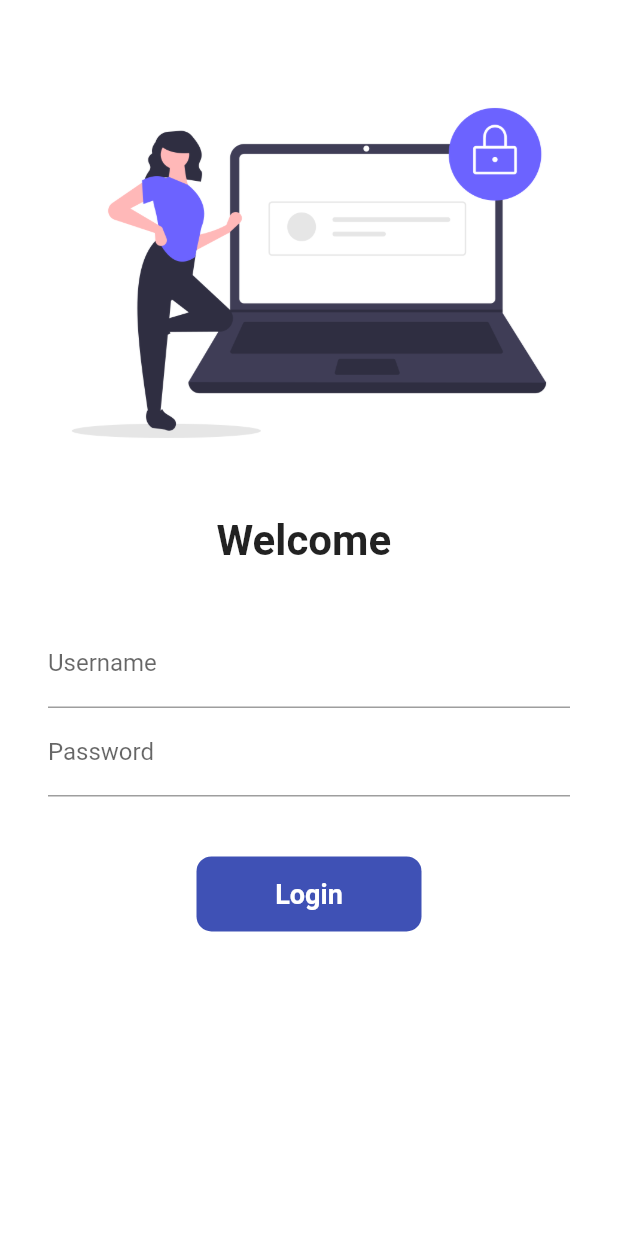
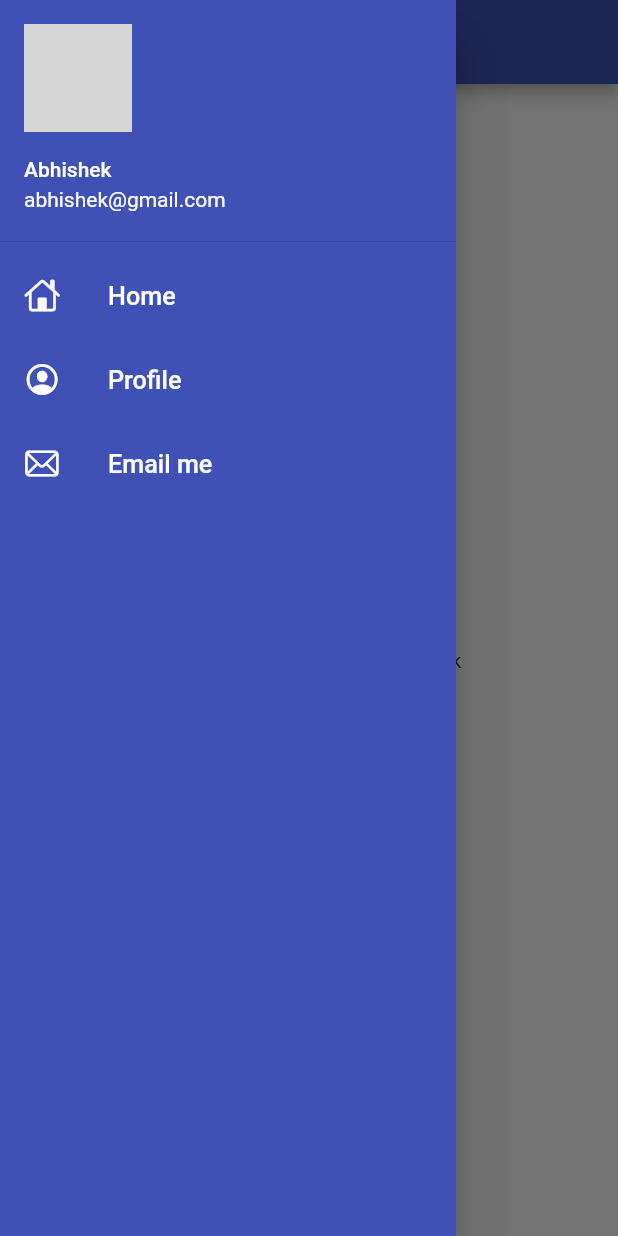
Before and after one commit to AbhishekSharma162000/flutte_catalog, a Flutter app: the screen it shows after launch, with the side drawer open (before the commit the screen has no drawer), on a phone screen of 412 x 824 dp. Run offline on Flutter 3.47's test engine with Material 2 defaults, Android fonts, the phone set to English and light mode, and no system bars; network calls fail; grey boxes are pictures that could not be loaded.

Commit message:
Add Drawer

```diff
--- a/lib/main.dart
+++ b/lib/main.dart
@@ -17,7 +17,7 @@ class MyApp extends StatelessWidget {
       theme: ThemeData(
         primarySwatch: Colors.indigo,
       ),
-      initialRoute: "/",
+      initialRoute: MyRoutes.homeRoute,
       routes: {
         "/": (context) => LoginPage(),
         MyRoutes.homeRoute: (context) => HomePage(),
--- a/lib/pages/home_page.dart
+++ b/lib/pages/home_page.dart
@@ -1,4 +1,5 @@
 import 'package:flutter/material.dart';
+import 'package:flutter_catalog/widgets/drawer.dart';
 
 class HomePage extends StatelessWidget {
   const HomePage({Key? key}) : super(key: key);
@@ -12,7 +13,7 @@ class HomePage extends StatelessWidget {
       appBar: AppBar(
         title: Text("Catalog App"),
       ),
-      //drawer: const Drawer(),
+      drawer: const MyDrawer(),
       body: Center(
         child: Text("Welcome to $days days by $name"),
       ),
--- /dev/null
+++ b/lib/widgets/drawer.dart
@@ -0,0 +1,65 @@
+import 'package:flutter/cupertino.dart';
+import 'package:flutter/material.dart';
+
+class MyDrawer extends StatelessWidget {
+  const MyDrawer({Key? key}) : super(key: key);
+
+  @override
+  Widget build(BuildContext context) {
+    final imageUrl =
+        "https://image.shutterstock.com/image-vector/man-icon-flat-vector-260nw-1371568223.jpg";
+    return Drawer(
+      child: Container(
+        color: Colors.indigo,
+        child: ListView(
+          children: [
+            DrawerHeader(
+              padding: EdgeInsets.zero,
+              child: UserAccountsDrawerHeader(
+                margin: EdgeInsets.zero,
+                accountName: Text("Abhishek"),
+                accountEmail: Text("abhishek@gmail.com"),
+                currentAccountPicture: CircleAvatar(
+                  backgroundImage: NetworkImage(imageUrl),
+                ),
+              ),
+            ),
+            ListTile(
+              leading: Icon(
+                CupertinoIcons.home,
+                color: Colors.white,
+              ),
+              title: Text(
+                "Home",
+                textScaleFactor: 1.2,
+                style: TextStyle(color: Colors.white),
+              ),
+            ),
+            ListTile(
+              leading: Icon(
+                CupertinoIcons.profile_circled,
+                color: Colors.white,
+              ),
+              title: Text(
+                "Profile",
+                textScaleFactor: 1.2,
+                style: TextStyle(color: Colors.white),
+              ),
+            ),
+            ListTile(
+              leading: Icon(
+                CupertinoIcons.mail,
+                color: Colors.white,
+              ),
+              title: Text(
+                "Email me",
+                textScaleFactor: 1.2,
+                style: TextStyle(color: Colors.white),
+              ),
+            )
+          ],
+        ),
+      ),
+    );
+  }
+}
```
